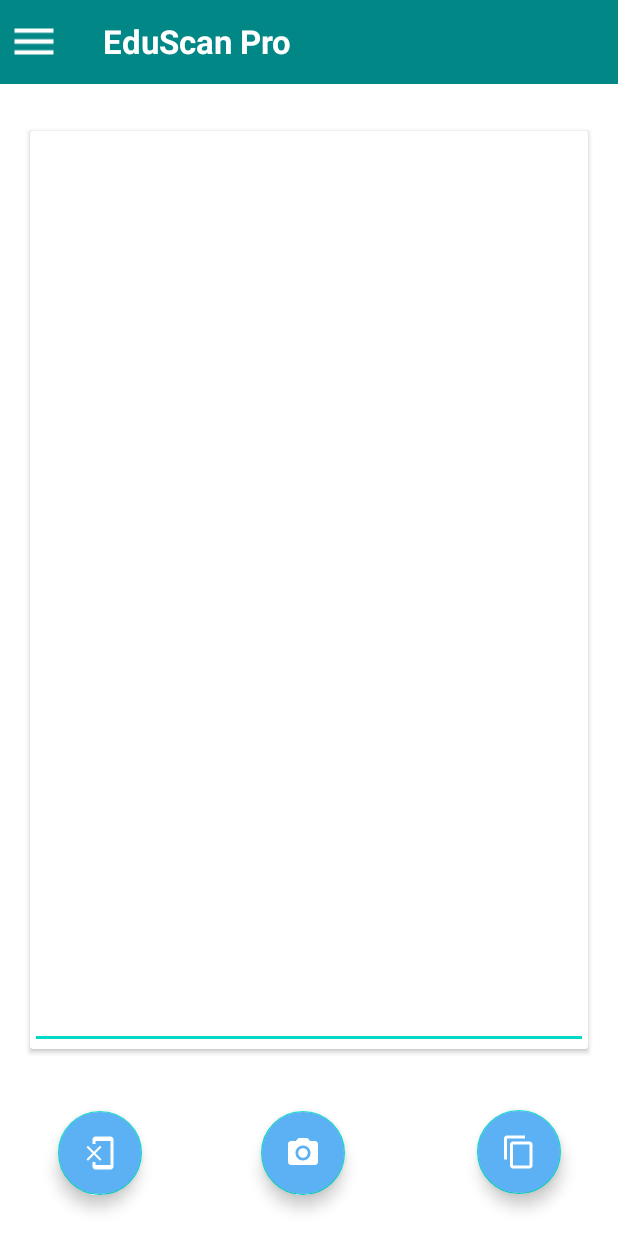
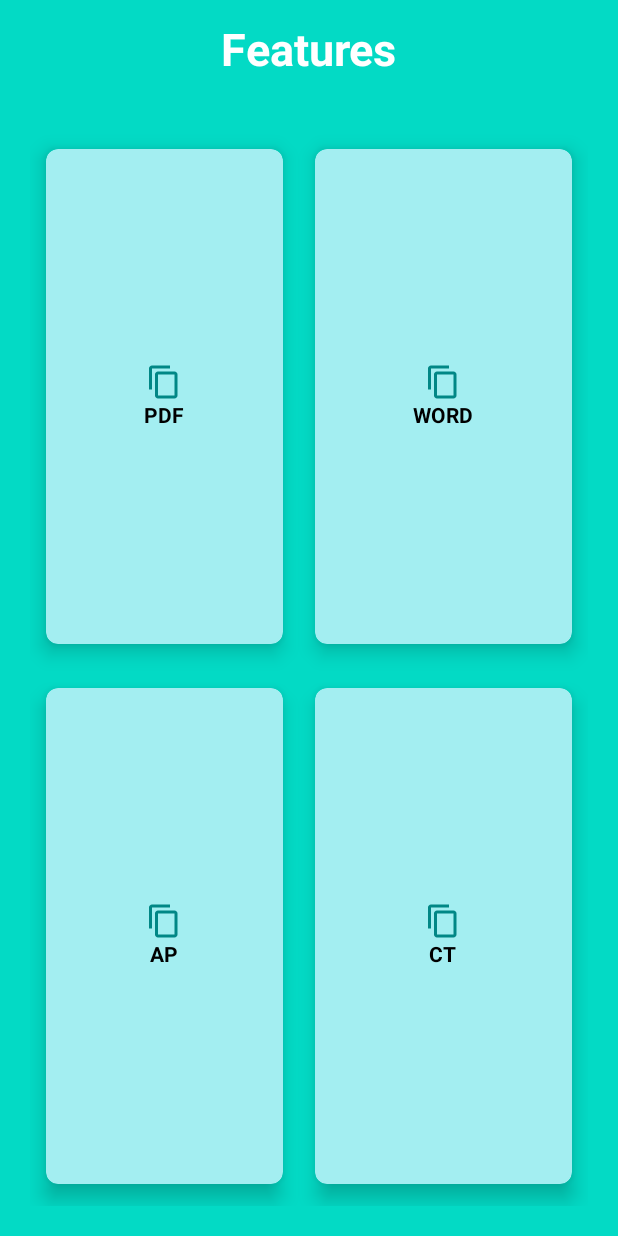
Before and after one commit to Elin-powS/System-Project-EduScan_Pro, an Android app: the MainActivity screen opened directly, with no data from a screen before it, in the side drawer, after a tap on "About App", on a phone screen of 412 x 824 dp. Run offline under Robolectric (Android 15) with nearby library versions, the phone set to English and light mode, and no system bars; our stand-ins replace Firebase (no records; nobody signed in at launch, a user with empty details on screens opened directly); libraries missing offline, so code that uses them is left out: com.github.dhaval2404.imagepicker, com.google.mlkit.vision; 1 statement that could not run was skipped.

Commit message:
Cardview done

```diff
--- a/app/src/main/AndroidManifest.xml
+++ b/app/src/main/AndroidManifest.xml
@@ -12,6 +12,9 @@
         android:supportsRtl="true"
         android:theme="@style/Theme.EduScan_Pro"
         tools:targetApi="31">
+        <activity
+            android:name=".Features"
+            android:exported="false" />
         <activity
             android:name=".Recycle_view_of_Batch"
             android:exported="false" />
--- /dev/null
+++ b/app/src/main/java/com/example/eduscan_pro/Features.java
@@ -0,0 +1,14 @@
+package com.example.eduscan_pro;
+
+import androidx.appcompat.app.AppCompatActivity;
+
+import android.os.Bundle;
+
+public class Features extends AppCompatActivity {
+
+    @Override
+    protected void onCreate(Bundle savedInstanceState) {
+        super.onCreate(savedInstanceState);
+        setContentView(R.layout.activity_features);
+    }
+}
--- a/app/src/main/java/com/example/eduscan_pro/MainActivity.java
+++ b/app/src/main/java/com/example/eduscan_pro/MainActivity.java
@@ -152,7 +152,7 @@ public class MainActivity extends AppCompatActivity {
                 }
                 else if (item.getItemId() ==  R.id.m_About_App) {
                     makeText(MainActivity.this, "About App", Toast.LENGTH_SHORT).show();
-                    intent = new Intent(MainActivity.this,MainActivity.class) ;
+                    intent = new Intent(MainActivity.this, Features.class);
                     startActivity(intent);
                 } else if ( item.getItemId() ==  R.id.mlog_out) {
                     firebaseAuth.signOut();
--- /dev/null
+++ b/app/src/main/res/layout/activity_features.xml
@@ -0,0 +1,177 @@
+<?xml version="1.0" encoding="utf-8"?>
+<RelativeLayout xmlns:android="http://schemas.android.com/apk/res/android"
+
+    xmlns:tools="http://schemas.android.com/tools"
+    android:layout_width="match_parent"
+    android:layout_height="match_parent"
+    xmlns:app="http://schemas.android.com/apk/res-auto"
+    android:background="@color/teal_200"
+    tools:context=".Features">
+
+    <TextView
+        android:id="@+id/features"
+        android:layout_width="wrap_content"
+        android:layout_height="wrap_content"
+        android:text="Features"
+        android:textColor="#fff"
+        android:textSize="30sp"
+        android:textStyle="bold"
+        android:layout_centerHorizontal="true"
+        android:layout_margin="12dp"/>
+    <GridLayout
+        android:layout_width="match_parent"
+        android:layout_height="match_parent"
+        android:layout_below="@+id/features"
+        android:layout_margin="20dp"
+        android:columnCount="2"
+        android:rowCount="2">
+
+<androidx.cardview.widget.CardView
+    android:id="@+id/pdf"
+    android:layout_height="wrap_content"
+    android:layout_width="wrap_content"
+    android:layout_row="0"
+    android:layout_column="0"
+    android:layout_rowWeight="1"
+    android:layout_columnWeight="1"
+    android:layout_gravity="fill"
+    app:cardBackgroundColor="#A3EEF1"
+    app:cardCornerRadius="8dp"
+    app:cardElevation="8dp"
+    app:cardUseCompatPadding="true"
+    >
+    <LinearLayout
+        android:layout_width="wrap_content"
+        android:layout_height="wrap_content"
+        android:layout_gravity="center_vertical|center_horizontal"
+        android:gravity="center"
+        android:orientation="vertical">
+        <ImageView
+            android:layout_width="wrap_content"
+            android:layout_height="wrap_content"
+            android:src="@drawable/baseline_content_copy_24"/>
+        <TextView
+            android:layout_width="wrap_content"
+            android:layout_height="wrap_content"
+            android:text="PDF"
+            android:textAlignment="center"
+            android:textColor="@color/black"
+            android:textStyle="bold"></TextView>
+    </LinearLayout>
+
+</androidx.cardview.widget.CardView>
+
+
+
+
+
+        <androidx.cardview.widget.CardView
+            android:id="@+id/word"
+            android:layout_height="wrap_content"
+            android:layout_width="wrap_content"
+            android:layout_row="0"
+            android:layout_column="1"
+            android:layout_rowWeight="1"
+            android:layout_columnWeight="1"
+            android:layout_gravity="fill"
+            app:cardBackgroundColor="#A3EEF1"
+            app:cardCornerRadius="8dp"
+            app:cardElevation="8dp"
+            app:cardUseCompatPadding="true"
+            >
+            <LinearLayout
+                android:layout_width="wrap_content"
+                android:layout_height="wrap_content"
+                android:layout_gravity="center_vertical|center_horizontal"
+                android:gravity="center"
+                android:orientation="vertical">
+                <ImageView
+                    android:layout_width="wrap_content"
+                    android:layout_height="wrap_content"
+                    android:src="@drawable/baseline_content_copy_24"/>
+                <TextView
+                    android:layout_width="wrap_content"
+                    android:layout_height="wrap_content"
+                    android:text="WORD"
+                    android:textAlignment="center"
+                    android:textColor="@color/black"
+                    android:textStyle="bold"></TextView>
+            </LinearLayout>
+
+        </androidx.cardview.widget.CardView>
+
+
+
+
+        <androidx.cardview.widget.CardView
+            android:id="@+id/AP"
+            android:layout_height="wrap_content"
+            android:layout_width="wrap_content"
+            android:layout_row="1"
+            android:layout_column="0"
+            android:layout_rowWeight="1"
+            android:layout_columnWeight="1"
+            android:layout_gravity="fill"
+            app:cardBackgroundColor="#A3EEF1"
+            app:cardCornerRadius="8dp"
+            app:cardElevation="8dp"
+            app:cardUseCompatPadding="true"
+            >
+            <LinearLayout
+                android:layout_width="wrap_content"
+                android:layout_height="wrap_content"
+                android:layout_gravity="center_vertical|center_horizontal"
+                android:gravity="center"
+                android:orientation="vertical">
+                <ImageView
+                    android:layout_width="wrap_content"
+                    android:layout_height="wrap_content"
+                    android:src="@drawable/baseline_content_copy_24"/>
+                <TextView
+                    android:layout_width="wrap_content"
+                    android:layout_height="wrap_content"
+                    android:text="AP"
+                    android:textAlignment="center"
+                    android:textColor="@color/black"
+                    android:textStyle="bold"></TextView>
+            </LinearLayout>
+
+        </androidx.cardview.widget.CardView>
+        <androidx.cardview.widget.CardView
+            android:id="@+id/ct"
+            android:layout_height="wrap_content"
+            android:layout_width="wrap_content"
+            android:layout_row="1"
+            android:layout_column="1"
+            android:layout_rowWeight="1"
+            android:layout_columnWeight="1"
+            android:layout_gravity="fill"
+            app:cardBackgroundColor="#A3EEF1"
+            app:cardCornerRadius="8dp"
+            app:cardElevation="8dp"
+            app:cardUseCompatPadding="true"
+            >
+            <LinearLayout
+                android:layout_width="wrap_content"
+                android:layout_height="wrap_content"
+                android:layout_gravity="center_vertical|center_horizontal"
+                android:gravity="center"
+                android:orientation="vertical">
+                <ImageView
+                    android:layout_width="wrap_content"
+                    android:layout_height="wrap_content"
+                    android:src="@drawable/baseline_content_copy_24"/>
+                <TextView
+                    android:layout_width="wrap_content"
+                    android:layout_height="wrap_content"
+                    android:text="CT"
+                    android:textAlignment="center"
+                    android:textColor="@color/black"
+                    android:textStyle="bold"></TextView>
+            </LinearLayout>
+
+        </androidx.cardview.widget.CardView>
+
+
+    </GridLayout>
+</RelativeLayout>
```
